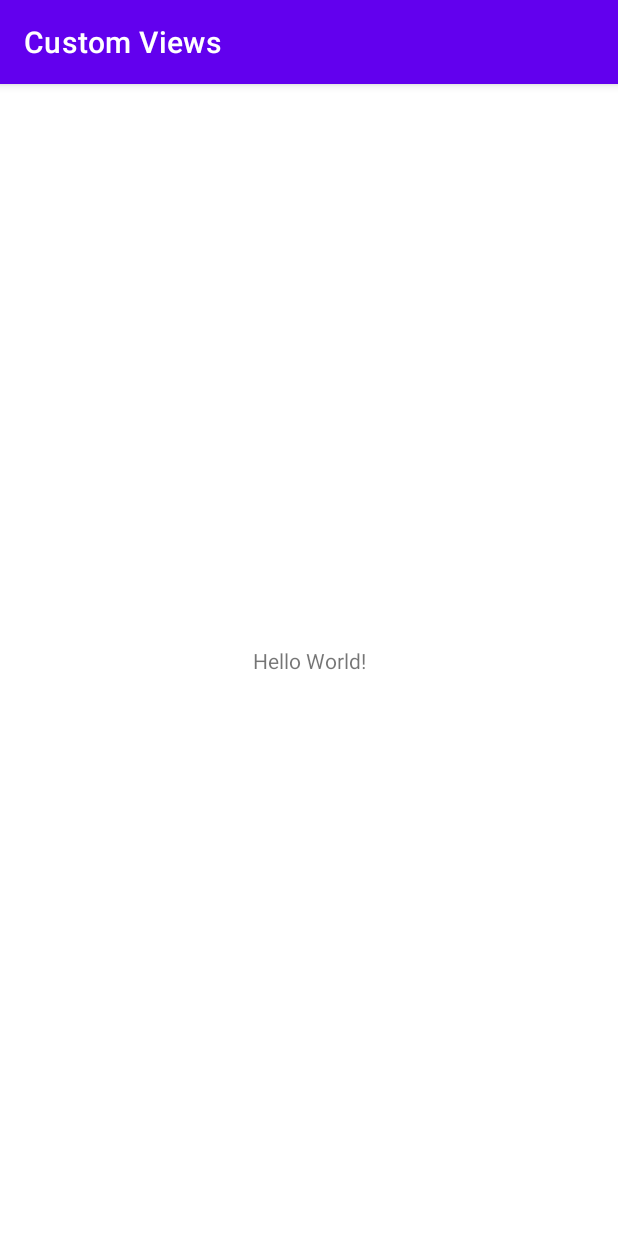
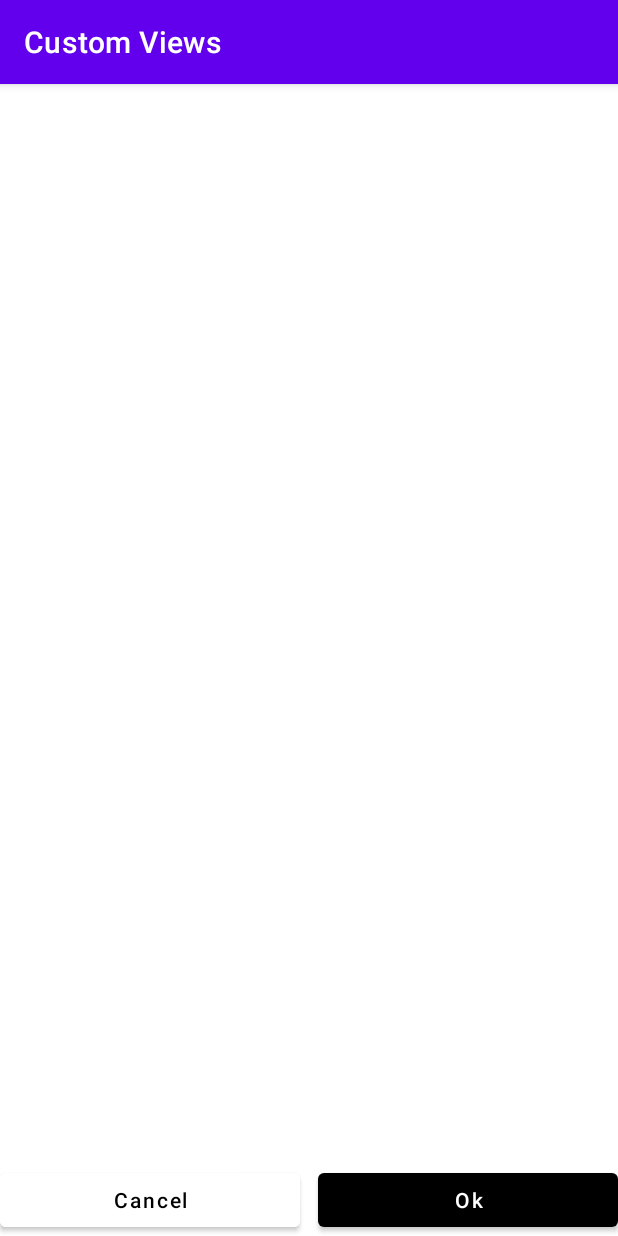
Before and after one commit to Gozzi-G/CustomViewsExample, an Android app: the screen it shows after launch (MainActivity), on a phone screen of 412 x 824 dp. Run offline under Robolectric (Android 15) with nearby library versions, the phone set to English and light mode, and no system bars.

Commit message:
add custom view based on existing

```diff
--- /dev/null
+++ b/app/src/main/java/com/prud/customviews/BottomButtonsView.kt
@@ -0,0 +1,169 @@
+package com.prud.customviews
+
+import android.content.Context
+import android.content.res.ColorStateList
+import android.graphics.Color
+import android.os.Parcel
+import android.os.Parcelable
+import android.util.AttributeSet
+import android.view.LayoutInflater
+import androidx.constraintlayout.widget.ConstraintLayout
+import com.prud.customviews.databinding.PartButtonsBinding
+
+enum class BottomButtonAction {
+    POSITIVE, NEGATIVE
+}
+
+typealias OnBottomButtonsActionListener = (BottomButtonAction) -> Unit
+
+class BottomButtonsView(
+    context: Context,
+    attrs: AttributeSet?,
+    defStyleAttr: Int,
+    desStyleRes: Int,
+) : ConstraintLayout(context, attrs, defStyleAttr, desStyleRes) {
+
+    private val binding: PartButtonsBinding
+    private var listener: OnBottomButtonsActionListener? = null
+
+    var isProgressMode: Boolean = false
+        get() = field
+        set(value) {
+            field = value
+            if (value) {
+                binding.positiveBtn.visibility = INVISIBLE
+                binding.negativeBtn.visibility = INVISIBLE
+                binding.progress.visibility = VISIBLE
+            } else {
+                binding.positiveBtn.visibility = VISIBLE
+                binding.negativeBtn.visibility = VISIBLE
+                binding.progress.visibility = GONE
+            }
+        }
+
+    constructor(context: Context, attrs: AttributeSet?, defStyleAttr: Int) : this(
+        context,
+        attrs,
+        defStyleAttr,
+        0
+    )
+
+    constructor(context: Context, attrs: AttributeSet?) : this(context, attrs, 0)
+    constructor(context: Context) : this(context, null)
+
+    init {
+        val inflater = LayoutInflater.from(context)
+        inflater.inflate(R.layout.part_buttons, this, true)
+        binding = PartButtonsBinding.bind(this)
+        initializeAttributes(attrs, defStyleAttr, desStyleRes)
+        initListener()
+    }
+
+    private fun initializeAttributes(
+        attrs: AttributeSet?,
+        defStyleAttr: Int,
+        desStyleRes: Int,
+    ) {
+        if (attrs == null) return
+        val typedArray = context.obtainStyledAttributes(
+            attrs,
+            R.styleable.BottomButtonsView,
+            defStyleAttr,
+            defStyleAttr
+        )
+
+        with(binding) {
+            val positiveButtonText =
+                typedArray.getString(R.styleable.BottomButtonsView_bottomPositiveButtonText)
+            setPositiveButtonText(positiveButtonText ?: "Ok")
+
+            val negativeButtonText =
+                typedArray.getString(R.styleable.BottomButtonsView_bottomNegativeButtonText)
+            setNegativeButtonText(negativeButtonText ?: "Cancel")
+
+            val positiveButtonColor = typedArray.getInt(
+                R.styleable.BottomButtonsView_bottomPositiveBackgroundButton,
+                Color.BLACK
+            )
+            positiveBtn.backgroundTintList = ColorStateList.valueOf(positiveButtonColor)
+
+            val negativeButtonColor = typedArray.getInt(
+                R.styleable.BottomButtonsView_bottomNegativeBackgroundButton,
+                Color.WHITE
+            )
+            negativeBtn.backgroundTintList = ColorStateList.valueOf(negativeButtonColor)
+
+            this@BottomButtonsView.isProgressMode =
+                typedArray.getBoolean(R.styleable.BottomButtonsView_bottomProgressMode, false)
+        }
+
+        typedArray.recycle()
+    }
+
+    private fun initListener() {
+        binding.positiveBtn.setOnClickListener {
+            this.listener?.invoke(BottomButtonAction.POSITIVE)
+        }
+        binding.negativeBtn.setOnClickListener {
+            this.listener?.invoke(BottomButtonAction.NEGATIVE)
+        }
+    }
+
+    fun setListener(listener: OnBottomButtonsActionListener?) {
+        this.listener = listener
+    }
+
+    fun setPositiveButtonText(text: String?) {
+        binding.positiveBtn.text = text
+    }
+
+    fun setNegativeButtonText(text: String?) {
+        binding.negativeBtn.text = text
+    }
+
+    override fun onSaveInstanceState(): Parcelable? {
+        val superState = super.onSaveInstanceState()!!
+        val savedState = SavedState(superState)
+        savedState.positiveButtonText = binding.positiveBtn.text.toString()
+        savedState.negativeButtonText = binding.negativeBtn.text.toString()
+        return savedState
+    }
+
+    override fun onRestoreInstanceState(state: Parcelable?) {
+        val savedState = state as SavedState
+        super.onRestoreInstanceState(savedState.superState)
+        binding.positiveBtn.text = savedState.positiveButtonText
+        binding.negativeBtn.text = savedState.negativeButtonText
+    }
+
+    class SavedState : BaseSavedState {
+
+        var positiveButtonText: String? = null
+        var negativeButtonText: String? = null
+
+        constructor(superState: Parcelable) : super(superState)
+        constructor(parcel: Parcel) : super(parcel) {
+            positiveButtonText = parcel.readString()
+            negativeButtonText = parcel.readString()
+        }
+
+        override fun writeToParcel(out: Parcel, flags: Int) {
+            super.writeToParcel(out, flags)
+            out.writeString(positiveButtonText)
+            out.writeString(negativeButtonText)
+        }
+
+        companion object {
+            @JvmField
+            val CREATOR: Parcelable.Creator<SavedState> = object : Parcelable.Creator<SavedState> {
+                override fun createFromParcel(source: Parcel): SavedState {
+                    return SavedState(source)
+                }
+
+                override fun newArray(size: Int): Array<SavedState?> {
+                    return Array(size) { null }
+                }
+            }
+        }
+    }
+}
--- a/app/src/main/java/com/prud/customviews/MainActivity.kt
+++ b/app/src/main/java/com/prud/customviews/MainActivity.kt
@@ -1,11 +1,45 @@
 package com.prud.customviews
 
+import android.os.Build
+import android.os.Bundle
+import android.os.Handler
+import android.os.Looper
+import android.widget.Toast
 import androidx.appcompat.app.AppCompatActivity
-import android.os.Bundle
+import com.prud.customviews.databinding.ActivityMainBinding
 
 class MainActivity : AppCompatActivity() {
+    private lateinit var binding: ActivityMainBinding
+
+    private val token = Any()
+    private val handler = Handler(Looper.getMainLooper())
+
+
     override fun onCreate(savedInstanceState: Bundle?) {
         super.onCreate(savedInstanceState)
-        setContentView(R.layout.activity_main)
+
+        binding = ActivityMainBinding.inflate(layoutInflater).also { setContentView(it.root) }
+
+        binding.bottomButtons.setListener {
+            if (it == BottomButtonAction.POSITIVE) {
+                binding.bottomButtons.isProgressMode = true
+                if (Build.VERSION.SDK_INT >= Build.VERSION_CODES.P) {
+                    handler.postDelayed({
+                        binding.bottomButtons.isProgressMode = false
+                        binding.bottomButtons.setPositiveButtonText("Update Ok")
+                        Toast.makeText(this, "POSITIVE", Toast.LENGTH_SHORT).show()
+                    }, token, 2000)
+                }
+
+            } else if (it == BottomButtonAction.NEGATIVE) {
+                binding.bottomButtons.setNegativeButtonText("Update Cancel")
+                Toast.makeText(this, "NEGATIVE", Toast.LENGTH_SHORT).show()
+            }
+        }
+    }
+
+    override fun onDestroy() {
+        super.onDestroy()
+        handler.removeCallbacksAndMessages(token)
     }
 }
--- a/app/src/main/res/layout/activity_main.xml
+++ b/app/src/main/res/layout/activity_main.xml
@@ -6,13 +6,16 @@
     android:layout_height="match_parent"
     tools:context=".MainActivity">
 
-    <TextView
-        android:layout_width="wrap_content"
+    <com.prud.customviews.BottomButtonsView
+        android:id="@+id/bottomButtons"
+        android:layout_width="0dp"
         android:layout_height="wrap_content"
-        android:text="Hello World!"
+        app:bottomProgressMode="false"
+        app:bottomPositiveButtonText="Ok"
+        app:bottomNegativeButtonText="Cancel"
+        app:layout_constraintStart_toStartOf="parent"
+        app:layout_constraintEnd_toEndOf="parent"
         app:layout_constraintBottom_toBottomOf="parent"
-        app:layout_constraintLeft_toLeftOf="parent"
-        app:layout_constraintRight_toRightOf="parent"
-        app:layout_constraintTop_toTopOf="parent" />
+        />
 
 </androidx.constraintlayout.widget.ConstraintLayout>
--- /dev/null
+++ b/app/src/main/res/layout/part_buttons.xml
@@ -0,0 +1,50 @@
+<?xml version="1.0" encoding="utf-8"?>
+<merge
+    xmlns:android="http://schemas.android.com/apk/res/android"
+    xmlns:tools="http://schemas.android.com/tools"
+    xmlns:app="http://schemas.android.com/apk/res-auto"
+    tools:parentTag="androidx.constraintlayout.widget.ConstraintLayout"
+    android:layout_width="match_parent"
+    android:layout_height="wrap_content">
+
+    <Button
+        android:id="@+id/positiveBtn"
+        android:layout_width="0dp"
+        android:layout_height="wrap_content"
+        app:layout_constraintEnd_toEndOf="parent"
+        android:textAllCaps="false"
+        app:layout_constraintTop_toTopOf="parent"
+        app:layout_constraintStart_toEndOf="@id/space"
+        tools:text="Positive Button"/>
+
+    <Space
+        android:id="@+id/space"
+        android:layout_width="12dp"
+        android:layout_height="wrap_content"
+        app:layout_constraintTop_toTopOf="parent"
+        app:layout_constraintStart_toEndOf="@id/negativeBtn"
+        app:layout_constraintEnd_toStartOf="@id/positiveBtn"/>
+
+    <Button
+        android:id="@+id/negativeBtn"
+        android:layout_width="0dp"
+        android:layout_height="wrap_content"
+        android:textAllCaps="false"
+        android:backgroundTint="@color/white"
+        android:textColor="@color/black"
+        app:rippleColor="#d8d8d8"
+        app:layout_constraintTop_toTopOf="parent"
+        app:layout_constraintStart_toStartOf="parent"
+        app:layout_constraintEnd_toStartOf="@id/space"
+        tools:text="Negative Button"/>
+
+    <ProgressBar
+        android:id="@+id/progress"
+        android:layout_width="40dp"
+        android:layout_height="40dp"
+        app:layout_constraintTop_toTopOf="parent"
+        app:layout_constraintBottom_toBottomOf="parent"
+        app:layout_constraintStart_toStartOf="parent"
+        app:layout_constraintEnd_toEndOf="parent"/>
+
+</merge>
```
Also changed, not shown: app/src/main/res/values/attr.xml (added, +12 -0 lines).
